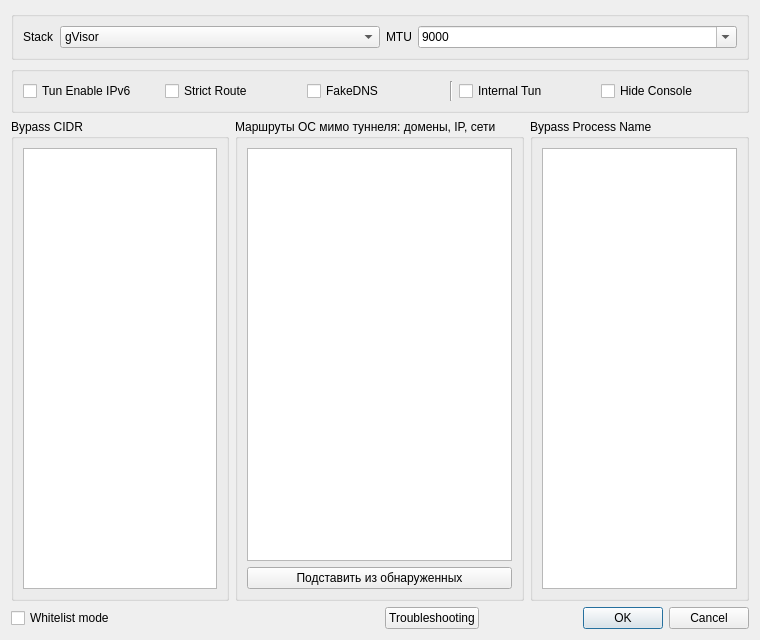
This is ui/dialog_vpn_settings.ui in tarik1377/nekoray as Qt 5 draws it before an edit. The edited form follows.
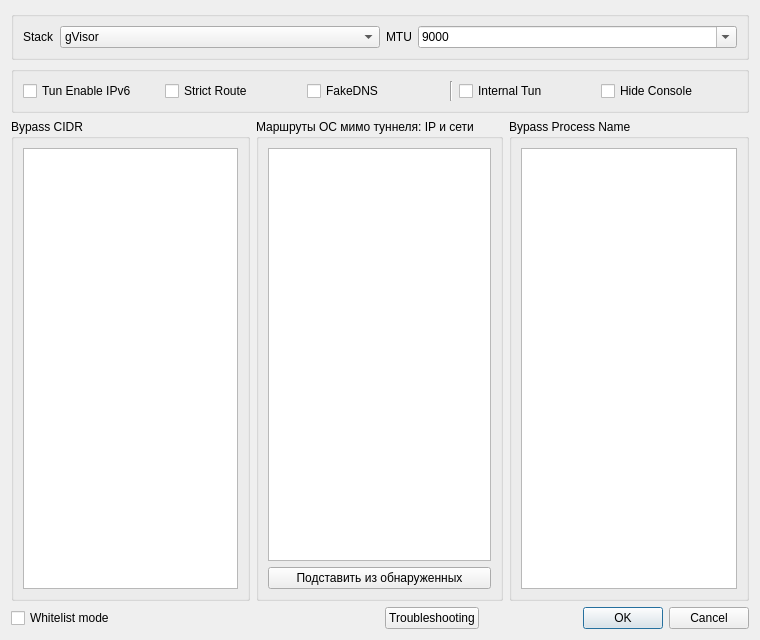
This is the edited form.

What changed in the file:
```diff
--- a/ui/dialog_vpn_settings.ui
+++ b/ui/dialog_vpn_settings.ui
@@ -163,7 +163,7 @@
      <item>
       <widget class="QGroupBox" name="gb_route_exclude">
        <property name="title">
-         <string>Маршруты ОС мимо туннеля: домены, IP, сети</string>
+         <string>Маршруты ОС мимо туннеля: IP и сети</string>
        </property>
        <property name="toolTip">
          <string>Домен шлюза, IP или CIDR с новой строки. Адреса доменов определяются системным DNS перед каждым подключением. Это исключение из перехвата TUN для всех портов IP, в том числе из VMware NAT. Обычное правило «Напрямую» остаётся внутри TUN.</string>
```
Left out of the diff: 2 changed lines with no effect on the pictures.
